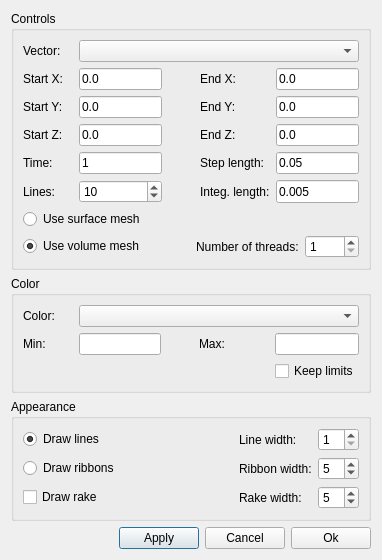
Above: ElmerGUI/vtkpost/streamline.ui from tehnick/elmerfem before the change. Below: the same form after it.
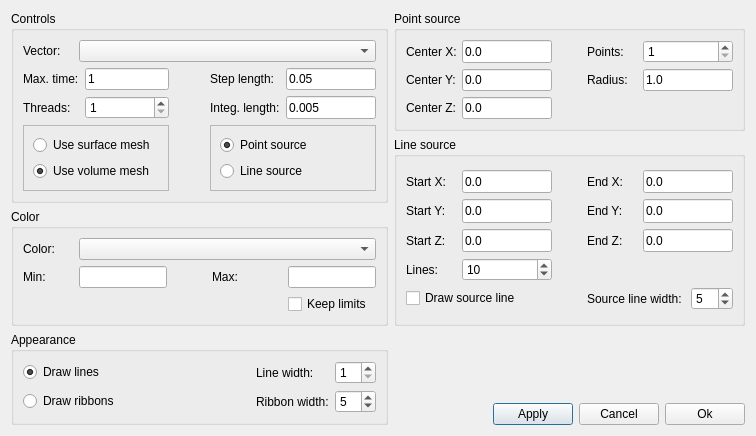
That is the form after the change. Icons and pictures are not drawn.

Commit message: ElmerGUI: Added point source to stream lines in vtk widget

```diff
--- a/ElmerGUI/vtkpost/streamline.ui
+++ b/ElmerGUI/vtkpost/streamline.ui
@@ -5,8 +5,8 @@
    <rect>
     <x>0</x>
     <y>0</y>
-    <width>380</width>
-    <height>548</height>
+    <width>756</width>
+    <height>400</height>
    </rect>
   </property>
   <property name="windowTitle" >
@@ -15,8 +15,8 @@
   <property name="windowIcon" >
    <iconset resource="../ElmerGUI.qrc" >:/icons/Mesh3D.png</iconset>
   </property>
-  <layout class="QVBoxLayout" >
-   <item>
+  <layout class="QGridLayout" >
+   <item rowspan="2" row="0" column="0" >
     <widget class="QGroupBox" name="controlGroup" >
      <property name="title" >
       <string>Controls</string>
@@ -64,6 +64,335 @@
       <item>
        <layout class="QGridLayout" >
         <item row="0" column="0" >
+         <widget class="QLabel" name="propagLabel" >
+          <property name="text" >
+           <string>Max. time:</string>
+          </property>
+         </widget>
+        </item>
+        <item row="0" column="1" >
+         <widget class="QLineEdit" name="propagationTime" >
+          <property name="maximumSize" >
+           <size>
+            <width>90</width>
+            <height>24</height>
+           </size>
+          </property>
+          <property name="text" >
+           <string>1</string>
+          </property>
+         </widget>
+        </item>
+        <item row="0" column="3" >
+         <widget class="QLabel" name="stepLabel" >
+          <property name="text" >
+           <string>Step length:</string>
+          </property>
+         </widget>
+        </item>
+        <item row="0" column="4" >
+         <widget class="QLineEdit" name="stepLength" >
+          <property name="minimumSize" >
+           <size>
+            <width>90</width>
+            <height>0</height>
+           </size>
+          </property>
+          <property name="maximumSize" >
+           <size>
+            <width>90</width>
+            <height>24</height>
+           </size>
+          </property>
+          <property name="text" >
+           <string>0.05</string>
+          </property>
+         </widget>
+        </item>
+        <item row="1" column="0" >
+         <widget class="QLabel" name="threadsLabel" >
+          <property name="text" >
+           <string>Threads:</string>
+          </property>
+         </widget>
+        </item>
+        <item row="1" column="1" >
+         <widget class="QSpinBox" name="threads" >
+          <property name="minimum" >
+           <number>1</number>
+          </property>
+          <property name="maximum" >
+           <number>9999</number>
+          </property>
+         </widget>
+        </item>
+        <item row="1" column="2" >
+         <spacer>
+          <property name="orientation" >
+           <enum>Qt::Horizontal</enum>
+          </property>
+          <property name="sizeHint" >
+           <size>
+            <width>40</width>
+            <height>20</height>
+           </size>
+          </property>
+         </spacer>
+        </item>
+        <item row="1" column="3" >
+         <widget class="QLabel" name="integStepLabel" >
+          <property name="maximumSize" >
+           <size>
+            <width>70</width>
+            <height>16777215</height>
+           </size>
+          </property>
+          <property name="text" >
+           <string>Integ. length:</string>
+          </property>
+         </widget>
+        </item>
+        <item row="1" column="4" >
+         <widget class="QLineEdit" name="integStepLength" >
+          <property name="maximumSize" >
+           <size>
+            <width>90</width>
+            <height>24</height>
+           </size>
+          </property>
+          <property name="text" >
+           <string>0.005</string>
+          </property>
+         </widget>
+        </item>
+        <item row="2" column="0" colspan="2" >
+         <widget class="QFrame" name="meshFrame" >
+          <property name="frameShape" >
+           <enum>QFrame::StyledPanel</enum>
+          </property>
+          <property name="frameShadow" >
+           <enum>QFrame::Raised</enum>
+          </property>
+          <layout class="QVBoxLayout" >
+           <item>
+            <widget class="QRadioButton" name="useSurfaceGrid" >
+             <property name="text" >
+              <string>Use surface mesh</string>
+             </property>
+            </widget>
+           </item>
+           <item>
+            <widget class="QRadioButton" name="useVolumeGrid" >
+             <property name="text" >
+              <string>Use volume mesh</string>
+             </property>
+             <property name="checked" >
+              <bool>true</bool>
+             </property>
+            </widget>
+           </item>
+          </layout>
+         </widget>
+        </item>
+        <item row="2" column="3" colspan="2" >
+         <widget class="QFrame" name="sourceFrame" >
+          <property name="frameShape" >
+           <enum>QFrame::StyledPanel</enum>
+          </property>
+          <property name="frameShadow" >
+           <enum>QFrame::Raised</enum>
+          </property>
+          <layout class="QVBoxLayout" >
+           <item>
+            <widget class="QRadioButton" name="pointSource" >
+             <property name="text" >
+              <string>Point source</string>
+             </property>
+             <property name="checked" >
+              <bool>true</bool>
+             </property>
+            </widget>
+           </item>
+           <item>
+            <widget class="QRadioButton" name="rakeSource" >
+             <property name="text" >
+              <string>Line source</string>
+             </property>
+            </widget>
+           </item>
+          </layout>
+         </widget>
+        </item>
+       </layout>
+      </item>
+     </layout>
+    </widget>
+   </item>
+   <item row="0" column="1" >
+    <widget class="QGroupBox" name="pointSourceGroup" >
+     <property name="title" >
+      <string>Point source</string>
+     </property>
+     <layout class="QVBoxLayout" >
+      <item>
+       <layout class="QGridLayout" >
+        <item row="0" column="0" >
+         <widget class="QLabel" name="xPointStartLabel" >
+          <property name="minimumSize" >
+           <size>
+            <width>50</width>
+            <height>0</height>
+           </size>
+          </property>
+          <property name="maximumSize" >
+           <size>
+            <width>50</width>
+            <height>16777215</height>
+           </size>
+          </property>
+          <property name="text" >
+           <string>Center X:</string>
+          </property>
+         </widget>
+        </item>
+        <item row="0" column="1" >
+         <widget class="QLineEdit" name="centerX" >
+          <property name="minimumSize" >
+           <size>
+            <width>90</width>
+            <height>0</height>
+           </size>
+          </property>
+          <property name="maximumSize" >
+           <size>
+            <width>90</width>
+            <height>24</height>
+           </size>
+          </property>
+          <property name="text" >
+           <string>0.0</string>
+          </property>
+         </widget>
+        </item>
+        <item row="0" column="3" >
+         <widget class="QLabel" name="pointsLabel" >
+          <property name="minimumSize" >
+           <size>
+            <width>50</width>
+            <height>0</height>
+           </size>
+          </property>
+          <property name="text" >
+           <string>Points:</string>
+          </property>
+         </widget>
+        </item>
+        <item row="0" column="4" >
+         <widget class="QSpinBox" name="points" >
+          <property name="maximumSize" >
+           <size>
+            <width>90</width>
+            <height>16777215</height>
+           </size>
+          </property>
+          <property name="minimum" >
+           <number>1</number>
+          </property>
+         </widget>
+        </item>
+        <item row="1" column="0" >
+         <widget class="QLabel" name="yPointStartLabel" >
+          <property name="text" >
+           <string>Center Y:</string>
+          </property>
+         </widget>
+        </item>
+        <item row="1" column="1" >
+         <widget class="QLineEdit" name="centerY" >
+          <property name="maximumSize" >
+           <size>
+            <width>90</width>
+            <height>24</height>
+           </size>
+          </property>
+          <property name="text" >
+           <string>0.0</string>
+          </property>
+         </widget>
+        </item>
+        <item row="1" column="3" >
+         <widget class="QLabel" name="radiusLabel" >
+          <property name="text" >
+           <string>Radius:</string>
+          </property>
+         </widget>
+        </item>
+        <item row="1" column="4" >
+         <widget class="QLineEdit" name="radius" >
+          <property name="minimumSize" >
+           <size>
+            <width>90</width>
+            <height>0</height>
+           </size>
+          </property>
+          <property name="maximumSize" >
+           <size>
+            <width>90</width>
+            <height>24</height>
+           </size>
+          </property>
+          <property name="text" >
+           <string>1.0</string>
+          </property>
+         </widget>
+        </item>
+        <item row="2" column="0" >
+         <widget class="QLabel" name="zPointStartLabel" >
+          <property name="text" >
+           <string>Center Z:</string>
+          </property>
+         </widget>
+        </item>
+        <item row="2" column="1" >
+         <widget class="QLineEdit" name="centerZ" >
+          <property name="maximumSize" >
+           <size>
+            <width>90</width>
+            <height>24</height>
+           </size>
+          </property>
+          <property name="text" >
+           <string>0.0</string>
+          </property>
+         </widget>
+        </item>
+        <item row="1" column="2" >
+         <spacer>
+          <property name="orientation" >
+           <enum>Qt::Horizontal</enum>
+          </property>
+          <property name="sizeHint" >
+           <size>
+            <width>40</width>
+            <height>20</height>
+           </size>
+          </property>
+         </spacer>
+        </item>
+       </layout>
+      </item>
+     </layout>
+    </widget>
+   </item>
+   <item rowspan="2" row="1" column="1" >
+    <widget class="QGroupBox" name="rakeSourceGroup" >
+     <property name="title" >
+      <string>Line source</string>
+     </property>
+     <layout class="QVBoxLayout" >
+      <item>
+       <layout class="QGridLayout" >
+        <item row="0" column="0" >
          <widget class="QLabel" name="xStartLabel" >
           <property name="minimumSize" >
            <size>
@@ -84,6 +413,12 @@
         </item>
         <item row="0" column="1" >
          <widget class="QLineEdit" name="startX" >
+          <property name="minimumSize" >
+           <size>
+            <width>90</width>
+            <height>0</height>
+           </size>
+          </property>
           <property name="maximumSize" >
            <size>
             <width>90</width>
@@ -114,8 +449,14 @@
           </property>
          </widget>
         </item>
-        <item row="0" column="4" >
+        <item row="0" column="4" colspan="2" >
          <widget class="QLineEdit" name="endX" >
+          <property name="minimumSize" >
+           <size>
+            <width>90</width>
+            <height>0</height>
+           </size>
+          </property>
           <property name="maximumSize" >
            <size>
             <width>90</width>
@@ -154,7 +495,7 @@
           </property>
          </widget>
         </item>
-        <item row="1" column="4" >
+        <item row="1" column="4" colspan="2" >
          <widget class="QLineEdit" name="endY" >
           <property name="maximumSize" >
            <size>
@@ -187,19 +528,6 @@
           </property>
          </widget>
         </item>
-        <item row="2" column="2" >
-         <spacer>
-          <property name="orientation" >
-           <enum>Qt::Horizontal</enum>
-          </property>
-          <property name="sizeHint" >
-           <size>
-            <width>40</width>
-            <height>20</height>
-           </size>
-          </property>
-         </spacer>
-        </item>
         <item row="2" column="3" >
          <widget class="QLabel" name="yEndLabel_2" >
           <property name="text" >
@@ -207,7 +535,7 @@
           </property>
          </widget>
         </item>
-        <item row="2" column="4" >
+        <item row="2" column="4" colspan="2" >
          <widget class="QLineEdit" name="endZ" >
           <property name="maximumSize" >
            <size>
@@ -221,54 +549,14 @@
          </widget>
         </item>
         <item row="3" column="0" >
-         <widget class="QLabel" name="propagLabel" >
-          <property name="text" >
-           <string>Time:</string>
-          </property>
-         </widget>
-        </item>
-        <item row="3" column="1" >
-         <widget class="QLineEdit" name="propagationTime" >
-          <property name="maximumSize" >
-           <size>
-            <width>90</width>
-            <height>24</height>
-           </size>
-          </property>
-          <property name="text" >
-           <string>1</string>
-          </property>
-         </widget>
-        </item>
-        <item row="3" column="3" >
-         <widget class="QLabel" name="stepLabel" >
-          <property name="text" >
-           <string>Step length:</string>
-          </property>
-         </widget>
-        </item>
-        <item row="3" column="4" >
-         <widget class="QLineEdit" name="stepLength" >
-          <property name="maximumSize" >
-           <size>
-            <width>90</width>
-            <height>24</height>
-           </size>
-          </property>
-          <property name="text" >
-           <string>0.05</string>
-          </property>
-         </widget>
-        </item>
-        <item row="4" column="0" >
-         <widget class="QLabel" name="pointsLabel" >
+         <widget class="QLabel" name="linesLabel" >
           <property name="text" >
            <string>Lines:</string>
           </property>
          </widget>
         </item>
-        <item row="4" column="1" >
-         <widget class="QSpinBox" name="points" >
+        <item row="3" column="1" >
+         <widget class="QSpinBox" name="lines" >
           <property name="maximumSize" >
            <size>
             <width>90</width>
@@ -283,71 +571,31 @@
           </property>
          </widget>
         </item>
-        <item row="4" column="3" >
-         <widget class="QLabel" name="integStepLabel" >
-          <property name="maximumSize" >
-           <size>
-            <width>70</width>
-            <height>16777215</height>
-           </size>
-          </property>
+        <item row="4" column="0" colspan="2" >
+         <widget class="QCheckBox" name="rake" >
           <property name="text" >
-           <string>Integ. length:</string>
+           <string>Draw source line </string>
           </property>
          </widget>
         </item>
-        <item row="4" column="4" >
-         <widget class="QLineEdit" name="integStepLength" >
-          <property name="maximumSize" >
-           <size>
-            <width>90</width>
-            <height>24</height>
-           </size>
-          </property>
+        <item row="4" column="3" colspan="2" >
+         <widget class="QLabel" name="rakeWidthLabel" >
           <property name="text" >
-           <string>0.005</string>
+           <string>Source line width:</string>
           </property>
          </widget>
         </item>
-       </layout>
-      </item>
-      <item>
-       <layout class="QGridLayout" >
-        <item row="0" column="0" >
-         <widget class="QRadioButton" name="useSurfaceGrid" >
-          <property name="text" >
-           <string>Use surface mesh</string>
-          </property>
-         </widget>
-        </item>
-        <item row="1" column="0" >
-         <widget class="QRadioButton" name="useVolumeGrid" >
-          <property name="text" >
-           <string>Use volume mesh</string>
-          </property>
-          <property name="checked" >
-           <bool>true</bool>
-          </property>
-         </widget>
-        </item>
-        <item row="1" column="2" >
-         <widget class="QLabel" name="threadsLabel" >
-          <property name="text" >
-           <string>Number of threads:</string>
-          </property>
-         </widget>
-        </item>
-        <item row="1" column="3" >
-         <widget class="QSpinBox" name="threads" >
+        <item row="4" column="5" >
+         <widget class="QSpinBox" name="rakeWidth" >
           <property name="minimum" >
            <number>1</number>
           </property>
-          <property name="maximum" >
-           <number>9999</number>
+          <property name="value" >
+           <number>5</number>
           </property>
          </widget>
         </item>
-        <item row="1" column="1" >
+        <item row="0" column="2" >
          <spacer>
           <property name="orientation" >
            <enum>Qt::Horizontal</enum>
@@ -365,7 +613,7 @@
      </layout>
     </widget>
    </item>
-   <item>
+   <item row="2" column="0" >
     <widget class="QGroupBox" name="colorGroup" >
      <property name="title" >
       <string>Color</string>
@@ -495,7 +743,7 @@
      </layout>
     </widget>
    </item>
-   <item>
+   <item row="3" column="0" >
     <widget class="QGroupBox" name="appearanceGroup" >
      <property name="title" >
       <string>Appearance</string>
@@ -540,6 +788,19 @@
           </property>
          </widget>
         </item>
+        <item row="1" column="1" >
+         <spacer>
+          <property name="orientation" >
+           <enum>Qt::Horizontal</enum>
+          </property>
+          <property name="sizeHint" >
+           <size>
+            <width>40</width>
+            <height>20</height>
+           </size>
+          </property>
+         </spacer>
+        </item>
         <item row="1" column="2" >
          <widget class="QLabel" name="ribbonWidthLabel" >
           <property name="text" >
@@ -557,64 +818,14 @@
           </property>
          </widget>
         </item>
-        <item row="2" column="0" >
-         <widget class="QCheckBox" name="rake" >
-          <property name="text" >
-           <string>Draw rake</string>
-          </property>
-         </widget>
-        </item>
-        <item row="2" column="2" >
-         <widget class="QLabel" name="rakeWidthLabel" >
-          <property name="text" >
-           <string>Rake width:</string>
-          </property>
-         </widget>
-        </item>
-        <item row="2" column="3" >
-         <widget class="QSpinBox" name="rakeWidth" >
-          <property name="minimum" >
-           <number>1</number>
-          </property>
-          <property name="value" >
-           <number>5</number>
-          </property>
-         </widget>
-        </item>
-        <item row="1" column="1" >
-         <spacer>
-          <property name="orientation" >
-           <enum>Qt::Horizontal</enum>
-          </property>
-          <property name="sizeHint" >
-           <size>
-            <width>40</width>
-            <height>20</height>
-           </size>
-          </property>
-         </spacer>
-        </item>
        </layout>
       </item>
      </layout>
     </widget>
    </item>
-   <item>
-    <spacer>
-     <property name="orientation" >
-      <enum>Qt::Vertical</enum>
-     </property>
-     <property name="sizeHint" >
-      <size>
-       <width>20</width>
-       <height>40</height>
-      </size>
-     </property>
-    </spacer>
-   </item>
-   <item>
-    <layout class="QHBoxLayout" >
-     <item>
+   <item row="3" column="1" >
+    <layout class="QGridLayout" >
+     <item row="1" column="0" >
       <spacer>
        <property name="orientation" >
         <enum>Qt::Horizontal</enum>
@@ -627,14 +838,14 @@
        </property>
       </spacer>
      </item>
-     <item>
+     <item row="1" column="1" >
       <widget class="QPushButton" name="applyButton" >
        <property name="text" >
         <string>Apply</string>
        </property>
       </widget>
      </item>
-     <item>
+     <item row="1" column="2" >
       <widget class="QPushButton" name="cancelButton" >
        <property name="text" >
         <string>Cancel</string>
@@ -644,7 +855,7 @@
        </property>
       </widget>
      </item>
-     <item>
+     <item row="1" column="3" >
       <widget class="QPushButton" name="okButton" >
        <property name="text" >
         <string>Ok</string>
@@ -654,6 +865,19 @@
        </property>
       </widget>
      </item>
+     <item row="0" column="1" >
+      <spacer>
+       <property name="orientation" >
+        <enum>Qt::Vertical</enum>
+       </property>
+       <property name="sizeHint" >
+        <size>
+         <width>20</width>
+         <height>40</height>
+        </size>
+       </property>
+      </spacer>
+     </item>
     </layout>
    </item>
   </layout>
```
The commit also changes 1 other file.
